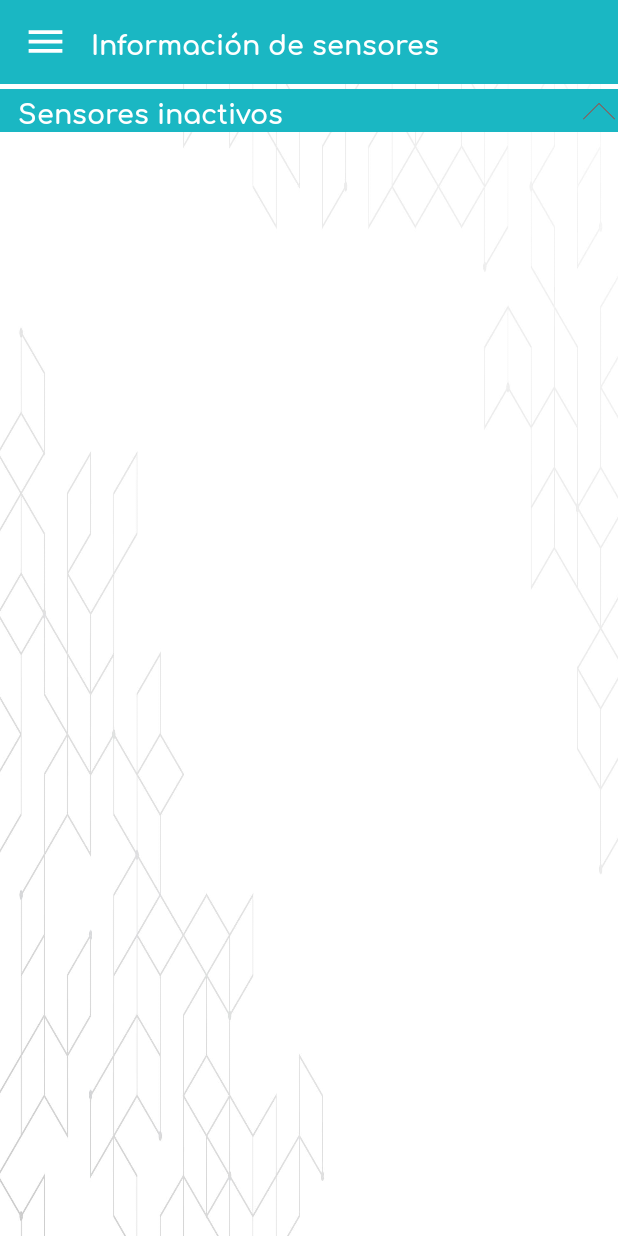
After one commit to AusiasBM/GTI-3A-airlity-mobile, an Android app: the SensoresInactivosActivity screen opened directly, with no data from a screen before it, on a phone screen of 412 x 824 dp. The commit adds this screen. Run offline under Robolectric (Android 15) with nearby library versions, the phone set to English and light mode, and no system bars; 1 statement that could not run was skipped.

Commit message:
Sensores inactivos

```diff
--- a/Airlity/app/src/main/AndroidManifest.xml
+++ b/Airlity/app/src/main/AndroidManifest.xml
@@ -18,6 +18,9 @@
         android:supportsRtl="true"
         android:theme="@style/AppTheme"
         android:usesCleartextTraffic="true">
+        <activity
+            android:name=".SensoresInactivosActivity"
+            android:exported="false" />
         <activity
             android:name=".FiltrosActivity"
             android:exported="false" />
--- a/Airlity/app/src/main/java/com/example/tricoenvironment/airlity/LogicaFake.java
+++ b/Airlity/app/src/main/java/com/example/tricoenvironment/airlity/LogicaFake.java
@@ -237,7 +237,7 @@ public class LogicaFake {
         );
     }
 
-    public static void sensoresInactivos(String acces_token){
+    public static void sensoresInactivos(String acces_token, final Context context){
         PeticionarioREST elPeticionario = new PeticionarioREST();
         elPeticionario.hacerPeticionRESTConTokken("GET",
                 "http://"+url+":3500/sensoresInactivos", null,acces_token,
@@ -245,6 +245,12 @@ public class LogicaFake {
                     @Override
                     public void callback(int codigo, String cuerpo) {
                         Log.d("Sensores_inactivos", "sensores que se encuentran desconetados 24 h = " + codigo + ", "+ cuerpo);
+                        Intent i = new Intent();
+                        i.setAction("SensoresInactivos");
+                        i.putExtra("codigoSensor", codigo);
+                        i.putExtra("cuerpoSensor", cuerpo);
+                        context.sendBroadcast(i);
+
                     }
                 }
         );
--- /dev/null
+++ b/Airlity/app/src/main/java/com/example/tricoenvironment/airlity/SensoresInactivosActivity.java
@@ -0,0 +1,259 @@
+package com.example.tricoenvironment.airlity;
+
+import static android.view.View.GONE;
+import static android.view.View.VISIBLE;
+
+import androidx.appcompat.app.AlertDialog;
+import androidx.appcompat.app.AppCompatActivity;
+import androidx.core.view.GravityCompat;
+import androidx.drawerlayout.widget.DrawerLayout;
+import androidx.recyclerview.widget.LinearLayoutManager;
+import androidx.recyclerview.widget.RecyclerView;
+
+import android.app.ProgressDialog;
+import android.content.BroadcastReceiver;
+import android.content.Context;
+import android.content.DialogInterface;
+import android.content.Intent;
+import android.content.IntentFilter;
+import android.content.SharedPreferences;
+import android.os.Bundle;
+import android.text.format.DateFormat;
+import android.view.MenuItem;
+import android.view.View;
+import android.widget.ImageView;
+import android.widget.LinearLayout;
+import android.widget.Toast;
+
+import com.google.android.material.navigation.NavigationView;
+import com.google.gson.Gson;
+import com.google.gson.reflect.TypeToken;
+
+import java.util.ArrayList;
+import java.util.List;
+
+public class SensoresInactivosActivity extends AppCompatActivity {
+
+    private LogicaFake logicaFake;
+    String cuerpo, tokkenUsuarioDato;
+    Boolean sesionInicidad;
+    private RecyclerView recyclerView;
+    private Context context;
+    private AdaptadorSensoresInactivos adaptador;
+    private static ProgressDialog progressDialog;
+    private ArrayList<Sensor> listaSensoresInactivos;
+    private IntentFilter intentFilter;
+    private ReceptoGetSensores receptor;
+    LinearLayout l_inactivos;
+    ImageView iv_abrir_inactivos;
+
+    @Override
+    protected void onCreate(Bundle savedInstanceState) {
+        super.onCreate(savedInstanceState);
+        setContentView(R.layout.activity_sensores_inactivos);
+
+        l_inactivos=findViewById(R.id.l_inactivos);
+        iv_abrir_inactivos=findViewById(R.id.iv_abrir_inactivos);
+
+        logicaFake = new LogicaFake();
+        listaSensoresInactivos = new ArrayList<>();
+
+        intentFilter = new IntentFilter();
+        intentFilter.addAction("SensoresInactivos");
+
+        receptor = new ReceptoGetSensores();
+        registerReceiver(receptor,intentFilter);
+        recyclerView = this.findViewById(R.id.recView);
+
+        SharedPreferences preferences=getSharedPreferences("com.example.tricoenvironment.airlity", Context.MODE_PRIVATE);
+        sesionInicidad = preferences.getBoolean("usuarioLogeado", false);
+        cuerpo = preferences.getString("cuerpoUsuario", null);
+        Gson gson = new Gson();
+
+
+        Root datosRoot = gson.fromJson(cuerpo, Root.class);
+        tokkenUsuarioDato = datosRoot.getData().getToken();
+
+        logicaFake.sensoresInactivos(tokkenUsuarioDato, this);
+
+        iv_abrir_inactivos.setOnClickListener(new View.OnClickListener() {
+            @Override
+            public void onClick(View v) {
+                if (l_inactivos.getVisibility()==VISIBLE){
+                    l_inactivos.setVisibility(GONE);
+                    iv_abrir_inactivos.setImageResource(R.drawable.flecha_abajo);
+                } else{
+                    l_inactivos.setVisibility(VISIBLE);
+                    iv_abrir_inactivos.setImageResource(R.drawable.flecha_abajo);
+                }
+
+            }
+        });
+
+        //-------------------------------------------
+        //-------------------------------------------
+
+        //-------------------------------------------
+        //Para el menu
+        //Pegar esto en todas las clases de activity
+        //-------------------------------------------
+        final DrawerLayout drawerLayout = findViewById(R.id.sensores_drawerLayout);
+        findViewById(R.id.sensores_im_menu).setOnClickListener(new View.OnClickListener() {
+            @Override
+            public void onClick(View v) {
+                drawerLayout.openDrawer(GravityCompat.START);
+            }
+        });
+
+        NavigationView navigationView = findViewById(R.id.sensores_navigationView);
+        navigationView.setItemIconTintList(null);
+
+        navigationView.getMenu().getItem(1).setVisible(false);
+        navigationView.getMenu().getItem(2).setVisible(false);
+        navigationView.getMenu().getItem(3).setVisible(false);
+        navigationView.getMenu().getItem(4).setVisible(false);
+        navigationView.getMenu().getItem(5).setVisible(false);
+
+        prepararDrawer(navigationView);
+        //-------------------------------------------
+        //-------------------------------------------
+    }
+
+    private void prepararDrawer(NavigationView navigationView) {
+        navigationView.setNavigationItemSelectedListener(
+                new NavigationView.OnNavigationItemSelectedListener() {
+                    @Override
+                    public boolean onNavigationItemSelected(MenuItem menuItem) {
+                        menuItem.setChecked(true);
+                        seleccionarItem(menuItem);
+                        return true;
+                    }
+                });
+
+    }
+
+    private void lanzarSensores() {
+        Intent i = new Intent(this, SensoresInactivosActivity.class);
+        startActivity(i);
+    }
+
+    private void lanzarSignOut() {
+        AlertDialog.Builder alertDialog=new AlertDialog.Builder(SensoresInactivosActivity.this);
+        alertDialog.setMessage("¿Segur que desea cerrar sesión?").setCancelable(false)
+                .setPositiveButton("Salir", new DialogInterface.OnClickListener() {
+                    @Override
+                    public void onClick(DialogInterface dialog, int which) {
+                        Intent i = new Intent(getApplicationContext(), MapaActivity.class);
+                        SharedPreferences settings = getSharedPreferences("com.example.tricoenvironment.airlity", Context.MODE_PRIVATE);
+                        settings.edit().clear().commit();
+                        startActivity(i);
+                        dialog.cancel();
+                    }
+                }).setNegativeButton("No", new DialogInterface.OnClickListener() {
+            @Override
+            public void onClick(DialogInterface dialog, int which) {
+                dialog.cancel();
+            }
+        });
+        AlertDialog titulo = alertDialog.create();
+        titulo.setTitle("Cerrar sesión");
+        titulo.show();
+    }
+
+    private void seleccionarItem(MenuItem itemDrawer) {
+
+        switch (itemDrawer.getItemId()) {
+            case R.id.menu_mapa:
+                lanzarMapa();
+                break;
+            case R.id.menu_signin:
+                lanzarSignIn();
+                break;
+            case R.id.menu_perfilUsuario:
+                lanzarPerfilUsuario();
+                break;
+            case R.id.menu_mediciones:
+                lanzarMediciones();
+                break;
+            case R.id.menu_graficas:
+                lanzarGraficas();
+                break;
+            case R.id.menu_soporte_tecnico:
+                lanzarSoporteTecnico();
+                break;
+            case R.id.menu_informacion:
+                lanzarInformacion();
+                break;
+            case R.id.menu_signout:
+                lanzarSignOut();
+                break;
+            case R.id.menu_nosotros:
+                break;
+            case R.id.menu_sensores:
+                lanzarSensores();
+                break;
+        }
+
+    }
+
+    private void lanzarGraficas() {
+        Intent i = new Intent(this, GraficasActivity.class);
+        startActivity(i);
+    }
+
+    private void lanzarInformacion() {
+        Intent i = new Intent(this, InformacionActivity.class);
+        startActivity(i);
+    }
+
+    private void lanzarMediciones(){
+        Intent i = new Intent(this, MedicionesActivity.class);
+        startActivity(i);
+    }
+
+    private void lanzarSoporteTecnico() {
+        Intent i = new Intent(this, SoporteTecnicoActivity.class);
+        startActivity(i);
+    }
+
+    private void lanzarMapa(){
+        Intent i = new Intent(this, MapaActivity.class);
+        startActivity(i);
+    }
+
+    private void lanzarPerfilUsuario(){
+        Intent i = new Intent(this, PerfilUsuario.class);
+        startActivity(i);
+    }
+
+    private void lanzarSignIn(){
+        Intent i = new Intent(this, SignInActivity.class);
+        startActivity(i);
+    }
+
+    private void lanzarContactanos(){
+        Intent i = new Intent(this, ConoceTricoActivity.class);
+        startActivity(i);
+    }
+
+    private class ReceptoGetSensores extends BroadcastReceiver {
+
+        @Override
+        public void onReceive(Context context, Intent intent) {
+
+            int codigo = intent.getIntExtra("codigoSensor", 0);
+
+            cuerpo = intent.getStringExtra("cuerpoSensor");
+            if (codigo == 200) {
+                Gson gson = new Gson();
+                listaSensoresInactivos = gson.fromJson(cuerpo, new TypeToken<List<Sensor>>(){}.getType());
+
+                recyclerView.setLayoutManager(new LinearLayoutManager(context,LinearLayoutManager.VERTICAL,false));
+                adaptador = new AdaptadorSensoresInactivos(listaSensoresInactivos);
+                recyclerView.setAdapter(adaptador);
+            } else {
+                Toast.makeText(SensoresInactivosActivity.this, "Fallo al recibir sensores", Toast.LENGTH_LONG).show();
+            }
+        }
+    }
+}
--- a/Airlity/app/src/main/java/com/example/tricoenvironment/airlity/ServicioEscuharBeacons.java
+++ b/Airlity/app/src/main/java/com/example/tricoenvironment/airlity/ServicioEscuharBeacons.java
@@ -391,10 +391,8 @@ public class ServicioEscuharBeacons extends Service {
 
         BluetoothDevice bluetoothDevice = result.getDevice();
 
-        sensor.setNombre(bluetoothDevice.getName());
         sensor.setMac(bluetoothDevice.getAddress());
         sensor.setFecha();
-        sensor.setUuid(Utilidades.bytesToString(tramaIBeacon.getUUID()));
         avisarDetecciónSensorEmitiendo(sensor);
     }
 
--- a/Airlity/app/src/main/java/com/example/tricoenvironment/airlity/Tab1.java
+++ b/Airlity/app/src/main/java/com/example/tricoenvironment/airlity/Tab1.java
@@ -307,9 +307,9 @@ public class Tab1 extends Fragment {
 
             Log.d("INTENT", "" + sensor);
 
-            textNombreDispositivo.setText(sensor.getNombre());
+            //textNombreDispositivo.setText(sensor.getNombre());
             textNMacDispositivo.setText(sensor.getMac());
-            textUuidDispositivo.setText(sensor.getUuid());
+            //textUuidDispositivo.setText(sensor.getUuid());
 
             SimpleDateFormat sdf = new SimpleDateFormat("MMM dd yyyy HH:mm");
             Date resultado = new Date(sensor.getFecha());
--- a/Airlity/app/src/main/res/layout/activity_mapa.xml
+++ b/Airlity/app/src/main/res/layout/activity_mapa.xml
@@ -192,6 +192,7 @@
                 android:layout_height="wrap_content"
                 android:layout_marginStart="-40dp"
                 android:layout_weight="0"
+                android:tint="@color/ic_launcher_background"
                 app:srcCompat="@drawable/boton_filtro" />
 
         </LinearLayout>
--- /dev/null
+++ b/Airlity/app/src/main/res/layout/activity_sensores_inactivos.xml
@@ -0,0 +1,112 @@
+<?xml version="1.0" encoding="utf-8"?>
+<!--DEBE PEGARSE TODO EN LOS OTROS LAYOUTS EXCEPTO EL CONTENIDO DE LA PAGINA(MARCADO MAS ABAJO)-->
+<androidx.drawerlayout.widget.DrawerLayout xmlns:android="http://schemas.android.com/apk/res/android"
+    xmlns:app="http://schemas.android.com/apk/res-auto"
+    android:id="@+id/sensores_drawerLayout"
+    xmlns:tools="http://schemas.android.com/tools"
+    android:layout_width="match_parent"
+    android:layout_height="match_parent"
+    tools:context=".SensoresInactivosActivity">
+
+    <androidx.constraintlayout.widget.ConstraintLayout
+        android:layout_width="match_parent"
+        android:layout_height="match_parent"
+        android:background="@drawable/bg">
+
+        <LinearLayout
+            android:id="@+id/sensores_layoutToolbar"
+            android:layout_width="match_parent"
+            android:layout_height="?actionBarSize"
+            android:background="@color/colorPrimary"
+            android:gravity="center_vertical"
+            android:orientation="horizontal"
+            android:paddingStart="15dp"
+            android:paddingEnd="15dp"
+            app:layout_constraintTop_toTopOf="parent">
+
+            <ImageView
+                android:id="@+id/sensores_im_menu"
+                android:layout_width="30dp"
+                android:layout_height="30dp"
+                android:src="@drawable/ic_menu"
+                app:tint="#FFFFFF" />
+
+            <TextView
+                android:layout_width="match_parent"
+                android:layout_height="wrap_content"
+                android:layout_marginStart="15dp"
+                android:fontFamily="@font/comfortaa_bold"
+                android:text="Información de sensores"
+                android:textColor="#FFFFFF"
+                android:textSize="18dp"
+                android:textStyle="bold" />
+
+        </LinearLayout>
+
+        <androidx.constraintlayout.widget.ConstraintLayout
+            android:layout_width="match_parent"
+            android:layout_height="match_parent"
+            android:layout_marginTop="55dp"
+            app:layout_constraintBottom_toBottomOf="parent"
+            app:layout_constraintEnd_toEndOf="parent"
+            app:layout_constraintStart_toStartOf="parent"
+            app:layout_constraintTop_toTopOf="parent">
+
+            <TextView
+                android:id="@+id/textView24"
+                android:layout_width="match_parent"
+                android:layout_height="wrap_content"
+                android:layout_marginTop="4dp"
+                android:background="@color/colorPrimary"
+                android:fontFamily="@font/comfortaa_bold"
+                android:paddingStart="12dp"
+                android:text="Sensores inactivos"
+                android:textColor="#FFFFFF"
+                android:textSize="18dp"
+                app:layout_constraintEnd_toEndOf="parent"
+                app:layout_constraintStart_toStartOf="parent"
+                app:layout_constraintTop_toTopOf="parent" />
+
+            <ImageView
+                android:id="@+id/iv_abrir_inactivos"
+                android:layout_width="25dp"
+                android:layout_height="25dp"
+                app:layout_constraintBottom_toBottomOf="@+id/textView24"
+                app:layout_constraintEnd_toEndOf="parent"
+                app:layout_constraintHorizontal_bias="1.0"
+                app:layout_constraintStart_toStartOf="@+id/textView24"
+                app:layout_constraintTop_toTopOf="@+id/textView24"
+                app:srcCompat="@drawable/flecha_arriba" />
+
+            <LinearLayout
+                android:id="@+id/l_inactivos"
+                android:layout_width="match_parent"
+                android:layout_height="wrap_content"
+                android:layout_marginStart="5dp"
+                android:layout_marginEnd="5dp"
+                android:orientation="vertical"
+                app:layout_constraintEnd_toEndOf="parent"
+                app:layout_constraintStart_toStartOf="parent"
+                app:layout_constraintTop_toBottomOf="@+id/textView24">
+
+                <androidx.recyclerview.widget.RecyclerView
+                    android:id="@+id/recView"
+                    android:layout_width="match_parent"
+                    android:layout_height="wrap_content"
+                    android:layout_marginTop="5dp"
+                    tools:ignore="MissingConstraints" />
+            </LinearLayout>
+
+
+        </androidx.constraintlayout.widget.ConstraintLayout>
+        <!-- HASTA AQUI-->
+    </androidx.constraintlayout.widget.ConstraintLayout>
+
+    <com.google.android.material.navigation.NavigationView
+        android:id="@+id/sensores_navigationView"
+        android:layout_width="wrap_content"
+        android:layout_height="match_parent"
+        app:headerLayout="@layout/layout_navigation_header"
+        app:menu="@menu/navigation_menu"
+        android:layout_gravity="start"/>
+</androidx.drawerlayout.widget.DrawerLayout>
--- a/Airlity/app/src/main/res/menu/navigation_menu.xml
+++ b/Airlity/app/src/main/res/menu/navigation_menu.xml
@@ -27,7 +27,10 @@
         android:id="@+id/menu_signout"
         android:icon="@drawable/iniciar_seion"
         android:title="Cerrar sesión" />
-
+    <item
+        android:id="@+id/menu_sensores"
+        android:icon="@drawable/mapa"
+        android:title="Información de los sensores" />
 
 
     <item
```
Also changed, not shown: Airlity/app/src/main/java/com/example/tricoenvironment/airlity/AdaptadorSensoresInactivos.java (added, +104 -0 lines), Airlity/app/src/main/java/com/example/tricoenvironment/airlity/ConoceTricoActivity.java (+9 -0 lines), Airlity/app/src/main/java/com/example/tricoenvironment/airlity/GraficasActivity.java (+9 -1 lines), Airlity/app/src/main/java/com/example/tricoenvironment/airlity/InformacionActivity.java (+8 -0 lines), Airlity/app/src/main/java/com/example/tricoenvironment/airlity/MapaActivity.java (+9 -2 lines), Airlity/app/src/main/java/com/example/tricoenvironment/airlity/MedicionesActivity.java (+8 -0 lines), Airlity/app/src/main/java/com/example/tricoenvironment/airlity/Sensor.java (+24 -22 lines), Airlity/app/src/main/res/layout/elementos_recycler_inactivos.xml (added, +137 -0 lines).
